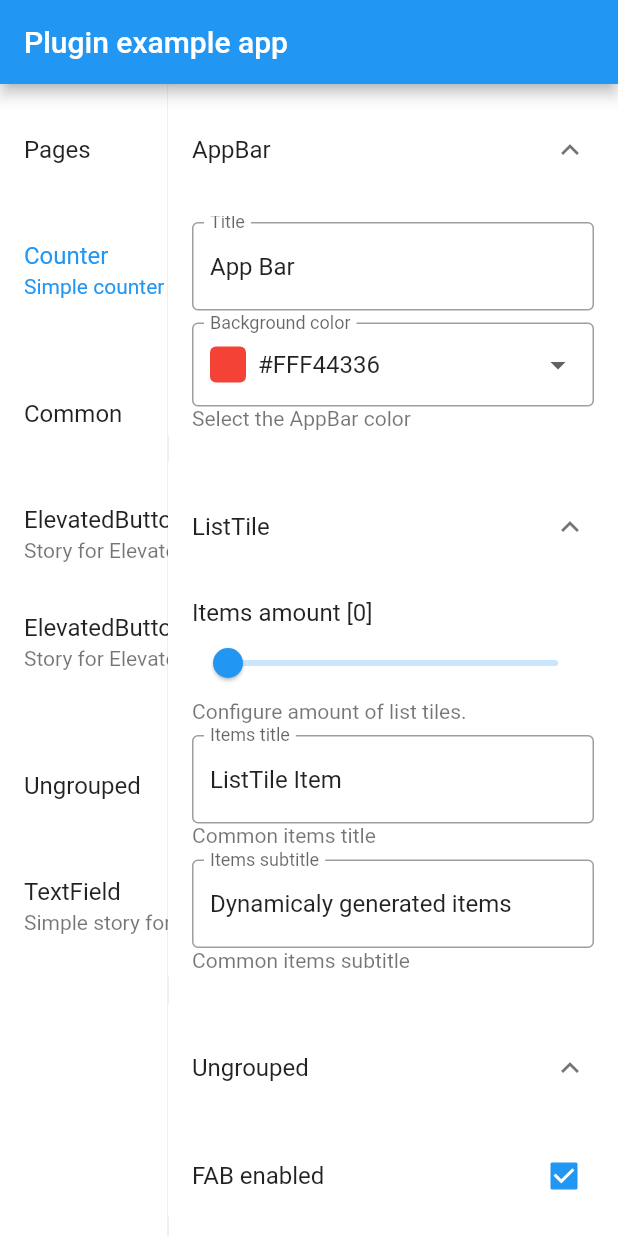
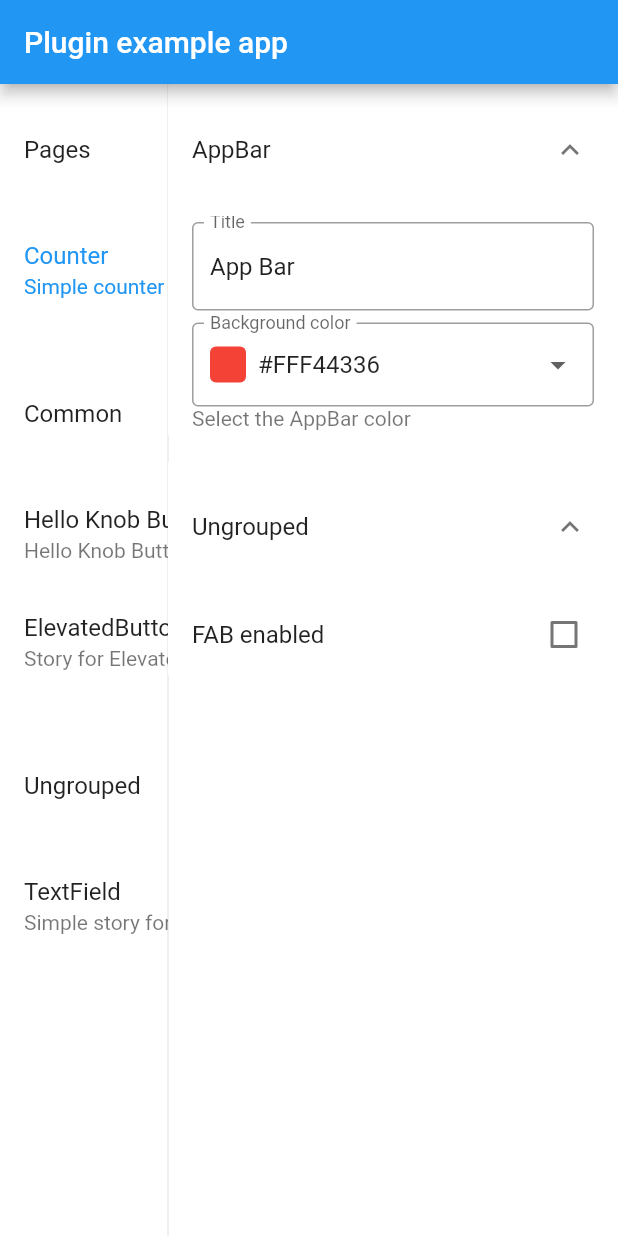
Before and after one commit to alex-melnyk/advanced_storybook, a Flutter app: the screen it shows after launch, after a tap on "Counter", after a tap on "ElevatedButton 2", on a phone screen of 412 x 824 dp. Run offline on Flutter 3.47's test engine with Material 2 defaults, Android fonts, the phone set to English and light mode, and no system bars; missing offline and left inert: dart:html.

Commit message:
Clear current story on hot reload.

```diff
--- a/example/lib/main.dart
+++ b/example/lib/main.dart
@@ -13,11 +13,6 @@
 }
 
 class _MyAppState extends State<MyApp> {
-  @override
-  void initState() {
-    super.initState();
-  }
-
   @override
   Widget build(BuildContext context) {
     return MaterialApp(
@@ -48,32 +43,32 @@
                         initialIndex: 0,
                       ),
                     ),
-                    body: ListView.builder(
-                      itemCount: context.number(
-                        key: 'ListTile/Items amount',
-                        description: 'Configure amount of list tiles.',
-                        initial: 5,
-                        min: 0,
-                        max: 50,
-                      ),
-                      itemBuilder: (context, index) {
-                        final title = context.string(
-                          key: 'ListTile/Items title',
-                          description: 'Common items title',
-                          initial: 'ListTile Item',
-                        );
-                        final subtitle = context.string(
-                          key: 'ListTile/Items subtitle',
-                          description: 'Common items subtitle',
-                          initial: 'Dynamicaly generated items',
-                        );
-
-                        return ListTile(
-                          title: Text('$title $index'),
-                          subtitle: Text(subtitle),
-                        );
-                      },
-                    ),
+                    // body: ListView.builder(
+                    //   itemCount: context.number(
+                    //     key: 'ListTile/Items amount',
+                    //     description: 'Configure amount of list tiles.',
+                    //     initial: 5,
+                    //     min: 0,
+                    //     max: 50,
+                    //   ),
+                    //   itemBuilder: (context, index) {
+                    //     final title = context.string(
+                    //       key: 'ListTile/Items title',
+                    //       description: 'Common items title',
+                    //       initial: 'ListTile Item',
+                    //     );
+                    //     final subtitle = context.string(
+                    //       key: 'ListTile/Items subtitle',
+                    //       description: 'Common items subtitle',
+                    //       initial: 'Dynamicaly generated items',
+                    //     );
+                    //
+                    //     return ListTile(
+                    //       title: Text('$title $index'),
+                    //       subtitle: Text(subtitle),
+                    //     );
+                    //   },
+                    // ),
                     floatingActionButton: context.boolean(
                       key: 'FAB enabled',
                       initial: true,
@@ -88,8 +83,8 @@
               },
             ),
             Story(
-              key: 'Common/ElevatedButton 1',
-              description: 'Story for ElevatedButton 1',
+              key: 'Common/Hello Knob Button',
+              description: 'Hello Knob Button',
               builder: (context) {
                 return ElevatedButton(
                   onPressed: () {},
--- a/lib/knobs/knob_node_base.dart
+++ b/lib/knobs/knob_node_base.dart
@@ -9,7 +9,7 @@
   final String? description;
   final T value;
 
-  KnobNodeBase<T> copyWith({
+  KnobNodeBase<T> copyWithValue({
     T? value,
   });
 
@@ -32,4 +32,9 @@
 
     return key;
   }
+
+  @override
+  String toString() {
+    return 'Knob $key: $value';
+  }
 }
--- a/lib/knobs/knob_node_bool.dart
+++ b/lib/knobs/knob_node_bool.dart
@@ -6,13 +6,15 @@
     String? description,
     required bool value,
   }) : super(
-    key: key,
-    description: description,
-    value: value,
-  );
+          key: key,
+          description: description,
+          value: value,
+        );
 
   @override
-  KnobNodeBase<bool> copyWith({bool? value}) {
+  KnobNodeBase<bool> copyWithValue({
+    bool? value,
+  }) {
     return KnobNodeBool(
       key: key,
       description: description,
--- a/lib/knobs/knob_node_number.dart
+++ b/lib/knobs/knob_node_number.dart
@@ -17,7 +17,7 @@
   final T max;
 
   @override
-  KnobNodeBase<T> copyWith({T? value}) {
+  KnobNodeBase<T> copyWithValue({T? value}) {
     return KnobNodeNumber<T>(
       key: key,
       description: description,
--- a/lib/knobs/knob_node_options.dart
+++ b/lib/knobs/knob_node_options.dart
@@ -17,7 +17,7 @@
   final List<Option<T>> options;
 
   @override
-  KnobNodeBase<Option<T>> copyWith({
+  KnobNodeBase<Option<T>> copyWithValue({
     Option<T>? value,
   }) {
     return KnobNodeOptions(
--- a/lib/knobs/knob_node_text.dart
+++ b/lib/knobs/knob_node_text.dart
@@ -12,7 +12,7 @@
   );
 
   @override
-  KnobNodeBase<String> copyWith({String? value}) {
+  KnobNodeBase<String> copyWithValue({String? value}) {
     return KnobNodeText(
       key: key,
       description: description,
--- /dev/null
+++ b/lib/providers/knob_store.dart
@@ -0,0 +1,55 @@
+import 'package:advanced_storybook/knobs/knobs.dart';
+import 'package:flutter/foundation.dart';
+
+class KnobStore extends ChangeNotifier
+    implements ValueListenable<Map<String, Map<String, KnobNodeBase>>> {
+  KnobStore() : super();
+
+  Map<String, Map<String, KnobNodeBase>> _value = {};
+
+  @override
+  Map<String, Map<String, KnobNodeBase>> get value => _value;
+
+  void clearValues() {
+    _value = {};
+    notifyListeners();
+  }
+
+  Map<String, KnobNodeBase> storyKnobs(String storyKey) {
+    return _value[storyKey] ?? {};
+  }
+
+  T addStoryKnob<T extends KnobNodeBase>(
+    String storyKey, {
+    required String knobKey,
+    required T knobNode,
+  }) {
+    if (_value.containsKey(storyKey)) {
+      final knobs = _value[storyKey]!;
+
+      if (!knobs.containsKey(knobKey)) {
+        knobs[knobKey] = knobNode;
+      }
+    } else {
+      _value[storyKey] = {
+        knobKey: knobNode,
+      };
+    }
+
+    return _value[storyKey]![knobKey]! as T;
+  }
+
+  void updateStoryKnobValue<T>(
+    String storyKey, {
+    required String knobKey,
+    required T newValue,
+  }) {
+    final updatedKnob = _value[storyKey]![knobKey]!.copyWithValue(
+      value: newValue,
+    );
+
+    _value = Map.of(_value)..[storyKey]![knobKey] = updatedKnob;
+
+    notifyListeners();
+  }
+}
--- a/lib/providers/knobs_provider.dart
+++ b/lib/providers/knobs_provider.dart
@@ -1,6 +1,7 @@
-import 'package:advanced_storybook/knobs/knobs.dart';
 import 'package:flutter/foundation.dart';
 import 'package:flutter/widgets.dart';
+
+import 'knob_store.dart';
 
 class KnobsProvider extends InheritedWidget {
   const KnobsProvider({
@@ -20,55 +21,6 @@
 
   @override
   bool updateShouldNotify(KnobsProvider oldWidget) {
-    return knobStore != oldWidget.knobStore;
+    return true;
   }
 }
-
-class KnobStore extends ChangeNotifier
-    implements ValueListenable<Map<String, Map<String, KnobNodeBase>>> {
-  KnobStore() : super();
-
-  Map<String, Map<String, KnobNodeBase>> _value = {};
-
-  @override
-  Map<String, Map<String, KnobNodeBase>> get value => _value;
-
-  Map<String, KnobNodeBase> storyKnobs(String storyKey) {
-    return value[storyKey] ?? {};
-  }
-
-  T addStoryKnob<T extends KnobNodeBase>(
-    String storyKey, {
-    required String knobKey,
-    required T knobNode,
-  }) {
-    if (value.containsKey(storyKey)) {
-      final knobs = value[storyKey]!;
-
-      if (!knobs.containsKey(knobKey)) {
-        knobs[knobKey] = knobNode;
-      }
-    } else {
-      value[storyKey] = {
-        knobKey: knobNode,
-      };
-    }
-
-    return value[storyKey]![knobKey]! as T;
-  }
-
-  void updateStoryKnobValue<T>(
-    String storyKey, {
-    required String knobKey,
-    required T newValue,
-  }) {
-    final updatedKnob = _value[storyKey]![knobKey]!.copyWith(
-      value: newValue,
-    );
-
-    _value = Map.of(_value)
-      ..[storyKey]![knobKey] = updatedKnob;
-
-    notifyListeners();
-  }
-}
--- a/lib/providers/providers.dart
+++ b/lib/providers/providers.dart
@@ -1,2 +1,3 @@
+export 'knob_store.dart';
+export 'knobs_provider.dart';
 export 'story_provider.dart';
-export 'knobs_provider.dart';
--- a/lib/utils/context_extension.dart
+++ b/lib/utils/context_extension.dart
@@ -4,47 +4,29 @@
 import 'package:flutter/widgets.dart';
 
 extension Knob on BuildContext {
-  String string({
+  /// Creates [bool] knob.
+  bool boolean({
     required String key,
     String? description,
-    required String initial,
+    required bool initial,
   }) {
-    return KnobsProvider.of(this)
-        .knobStore
-        .addStoryKnob(
-          StoryProvider.of(this).story.key,
+    final knobProvider = KnobsProvider.of(this);
+    final storyProvider = StoryProvider.of(this);
+
+    final knobNode = knobProvider.knobStore.addStoryKnob(
+      storyProvider.story.key,
       knobKey: key,
-          knobNode: KnobNodeText(
+      knobNode: KnobNodeBool(
         key: key,
         description: description,
         value: initial,
       ),
-        )
-        .value;
+    );
+
+    return knobNode.value;
   }
 
-  T options<T>({
-    required String key,
-    String? description,
-    required List<Option<T>> options,
-    int initialIndex = 0,
-  }) {
-    return KnobsProvider.of(this)
-        .knobStore
-        .addStoryKnob(
-          StoryProvider.of(this).story.key,
-          knobKey: key,
-          knobNode: KnobNodeOptions<T>(
-            key: key,
-            description: description,
-            options: options,
-            value: options[initialIndex],
-          ),
-        )
-        .value
-        .value;
-  }
-
+  /// Creates [int] or [double] knob.
   T number<T extends num>({
     required String key,
     String? description,
@@ -52,10 +34,11 @@
     required T min,
     required T max,
   }) {
-    return KnobsProvider.of(this)
-        .knobStore
-        .addStoryKnob(
-          StoryProvider.of(this).story.key,
+    final knobProvider = KnobsProvider.of(this);
+    final storyProvider = StoryProvider.of(this);
+
+    final knobNode = knobProvider.knobStore.addStoryKnob(
+      storyProvider.story.key,
       knobKey: key,
       knobNode: KnobNodeNumber<T>(
         key: key,
@@ -64,26 +47,54 @@
         max: max,
         value: initial,
       ),
-        )
-        .value;
+    );
+
+    return knobNode.value;
   }
 
-  bool boolean({
+  /// Creates [String] knob.
+  String string({
     required String key,
     String? description,
-    required bool initial,
+    required String initial,
   }) {
-    return KnobsProvider.of(this)
-        .knobStore
-        .addStoryKnob(
-          StoryProvider.of(this).story.key,
+    final knobProvider = KnobsProvider.of(this);
+    final storyProvider = StoryProvider.of(this);
+
+    final knobNode = knobProvider.knobStore.addStoryKnob(
+      storyProvider.story.key,
       knobKey: key,
-          knobNode: KnobNodeBool(
+      knobNode: KnobNodeText(
         key: key,
         description: description,
         value: initial,
       ),
-        )
-        .value;
+    );
+
+    return knobNode.value;
+  }
+
+  /// Creates [Option] knob.
+  T options<T>({
+    required String key,
+    String? description,
+    required List<Option<T>> options,
+    int initialIndex = 0,
+  }) {
+    final knobProvider = KnobsProvider.of(this);
+    final storyProvider = StoryProvider.of(this);
+
+    final knobNode = knobProvider.knobStore.addStoryKnob(
+      storyProvider.story.key,
+      knobKey: key,
+      knobNode: KnobNodeOptions<T>(
+        key: key,
+        description: description,
+        options: options,
+        value: options[initialIndex],
+      ),
+    );
+
+    return knobNode.value.value;
   }
 }
--- a/lib/widgets/advanced_storybook.dart
+++ b/lib/widgets/advanced_storybook.dart
@@ -3,6 +3,7 @@
 import 'package:advanced_storybook/widgets/widgets.dart';
 import 'package:flutter/material.dart';
 import 'package:flutter/widgets.dart';
+import 'package:collection/collection.dart';
 
 class AdvancedStorybook extends StatefulWidget {
   const AdvancedStorybook({
@@ -21,27 +22,37 @@
   final _currentStory = ValueNotifier<Story?>(null);
 
   @override
+  void didUpdateWidget(covariant AdvancedStorybook oldWidget) {
+    super.didUpdateWidget(oldWidget);
+
+    if (oldWidget.stories != widget.stories && _currentStory.value != null) {
+      _currentStory.value = null;
+      _knobStore.clearValues();
+    }
+  }
+
+  @override
   Widget build(BuildContext context) {
+    return ValueListenableBuilder<Story?> (
+      valueListenable: _currentStory,
+      builder: (_, currentStory, __) {
         return ValueListenableBuilder(
           valueListenable: _knobStore,
-      builder: (_, value, __) {
+          builder: (context, value, __) {
             return KnobsProvider(
               knobStore: _knobStore,
-          child: ValueListenableBuilder<Story?>(
-            valueListenable: _currentStory,
-            builder: (_, selectedStory, __) {
-              return Stack(
+              child: Stack(
                 children: [
-                  if (selectedStory is Story)
+                  if (currentStory is Story)
                     Center(
                       child: Padding(
                         padding: const EdgeInsets.symmetric(
                           horizontal: 300,
                         ),
                         child: StoryProvider(
-                          story: selectedStory,
+                          story: currentStory,
                           child: Builder(
-                            builder: selectedStory.builder,
+                            builder: currentStory.builder,
                           ),
                         ),
                       ),
@@ -76,11 +87,19 @@
                     },
                   ),
                 ],
-              );
-            },
               ),
             );
           },
         );
+      },
+    );
+  }
+
+  @override
+  void dispose() {
+    _currentStory.dispose();
+    _knobStore.dispose();
+
+    super.dispose();
   }
 }
```
Lines whose indentation alone changed are shown as unchanged.
